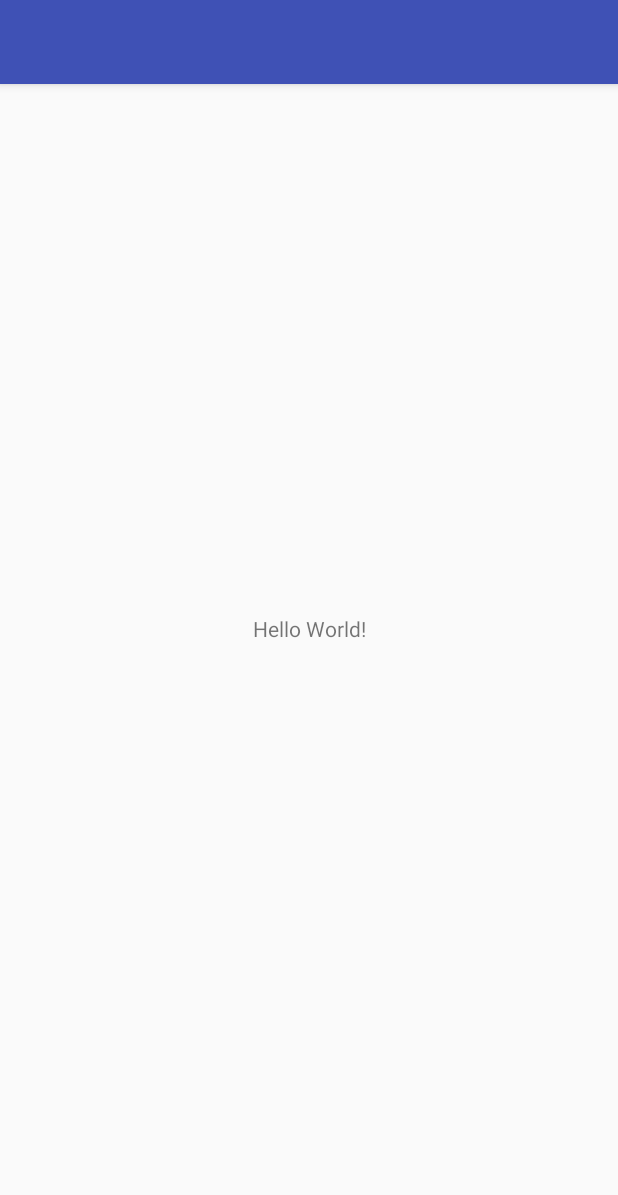
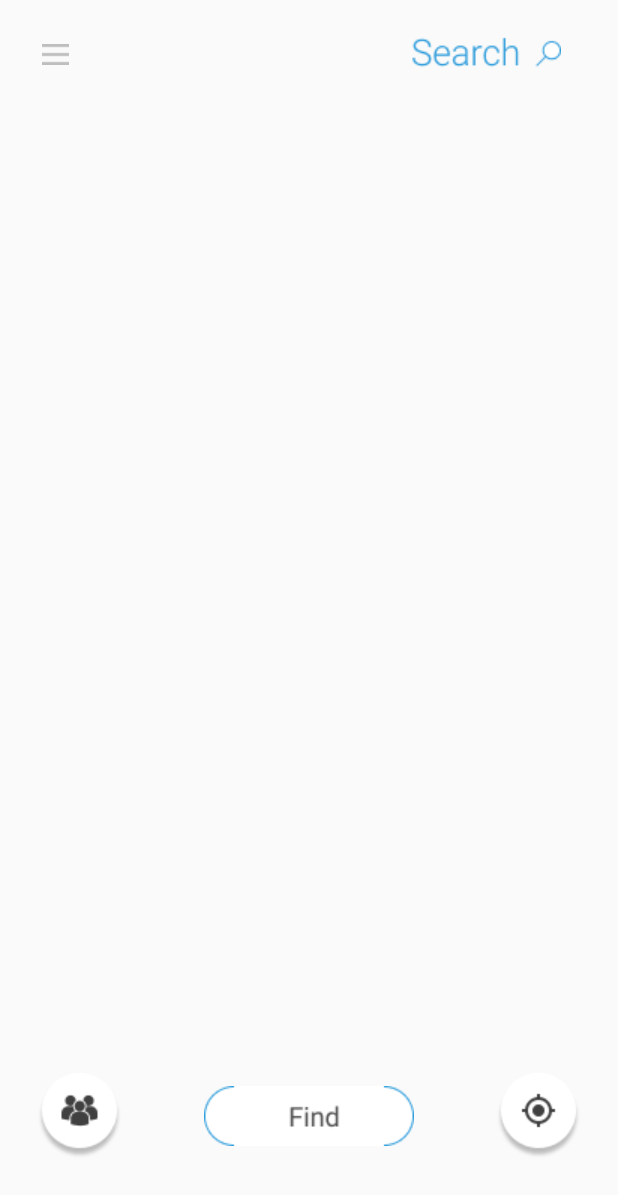
Before and after one commit to vs6063/Atlas, an Android app: the screen it shows after launch (map), on a phone screen of 412 x 824 dp. Shown: the top 1195 px of the screen. Run offline under Robolectric (Android 15) with nearby library versions, the phone set to English and light mode, and no system bars.

Commit message:
added map screen

```diff
--- a/app/src/main/AndroidManifest.xml
+++ b/app/src/main/AndroidManifest.xml
@@ -8,7 +8,7 @@
         android:label="@string/app_name"
         android:roundIcon="@mipmap/ic_launcher_round"
         android:supportsRtl="true"
-        android:theme="@style/AppTheme" >
+        android:theme="@style/Theme.AppCompat.Light.NoActionBar" >
         <activity android:name=".map" >
             <intent-filter>
                 <action android:name="android.intent.action.MAIN" />
--- a/app/src/main/java/com/team4/atlas/map.java
+++ b/app/src/main/java/com/team4/atlas/map.java
@@ -2,6 +2,7 @@ package com.team4.atlas;
 
 import android.support.v7.app.AppCompatActivity;
 import android.os.Bundle;
+import android.support.v7.widget.Toolbar;
 
 public class map extends AppCompatActivity {
 
@@ -9,5 +10,8 @@ public class map extends AppCompatActivity {
     protected void onCreate(Bundle savedInstanceState) {
         super.onCreate(savedInstanceState);
         setContentView(R.layout.activity_map);
+        Toolbar toolbar = (Toolbar) findViewById(R.id.toolbar);
+        setSupportActionBar(toolbar);
+        getSupportActionBar().setDisplayShowTitleEnabled(false);
     }
 }
--- a/app/src/main/res/layout/activity_map.xml
+++ b/app/src/main/res/layout/activity_map.xml
@@ -7,14 +7,75 @@
     android:layout_height="match_parent"
     tools:context="com.team4.atlas.map">
 
-    <TextView
+    <android.support.v7.widget.Toolbar
+        android:id="@+id/toolbar"
+        android:layout_width="match_parent"
+        android:layout_height="?attr/actionBarSize"
+        android:layout_marginEnd="8dp"
+        android:layout_marginStart="8dp"
+        android:layout_marginTop="8dp"
+        android:elevation="4dp"
+        android:theme="@style/ThemeOverlay.AppCompat.ActionBar"
+        app:layout_constraintEnd_toEndOf="parent"
+        app:layout_constraintStart_toStartOf="parent"
+        app:layout_constraintTop_toTopOf="parent"
+        app:popupTheme="@style/ThemeOverlay.AppCompat.Light" />
+
+    <ImageView
+        android:id="@+id/imageView"
         android:layout_width="wrap_content"
         android:layout_height="wrap_content"
-        android:text="Hello World!"
+        android:layout_marginBottom="8dp"
+        android:layout_marginStart="20dp"
+        android:layout_marginTop="8dp"
+        app:layout_constraintBottom_toBottomOf="@+id/toolbar"
+        app:layout_constraintStart_toStartOf="@+id/toolbar"
+        app:layout_constraintTop_toTopOf="@+id/toolbar"
+        app:srcCompat="@drawable/menu" />
+
+    <ImageView
+        android:id="@+id/imageView2"
+        android:layout_width="wrap_content"
+        android:layout_height="29dp"
+        android:layout_marginBottom="8dp"
+        android:layout_marginEnd="30dp"
+        android:layout_marginTop="8dp"
+        app:layout_constraintBottom_toBottomOf="@+id/toolbar"
+        app:layout_constraintEnd_toEndOf="@+id/toolbar"
+        app:layout_constraintTop_toTopOf="@+id/toolbar"
+        app:srcCompat="@drawable/search" />
+
+    <ImageButton
+        android:id="@+id/imageButton"
+        android:layout_width="wrap_content"
+        android:layout_height="wrap_content"
+        android:layout_marginBottom="60dp"
+        android:layout_marginEnd="8dp"
+        android:layout_marginStart="8dp"
+        android:background="#0000"
         app:layout_constraintBottom_toBottomOf="parent"
-        app:layout_constraintLeft_toLeftOf="parent"
-        app:layout_constraintRight_toRightOf="parent"
-        app:layout_constraintTop_toTopOf="parent"
-        app:layout_constraintVertical_bias="0.472" />
+        app:layout_constraintEnd_toEndOf="parent"
+        app:layout_constraintStart_toStartOf="parent"
+        app:srcCompat="@drawable/find_button" />
+
+    <ImageView
+        android:id="@+id/imageView3"
+        android:layout_width="wrap_content"
+        android:layout_height="wrap_content"
+        android:layout_marginStart="24dp"
+        app:layout_constraintBottom_toBottomOf="@+id/imageButton"
+        app:layout_constraintStart_toStartOf="parent"
+        app:layout_constraintTop_toTopOf="@+id/imageButton"
+        app:srcCompat="@drawable/scatter_toggle" />
+
+    <ImageView
+        android:id="@+id/imageView4"
+        android:layout_width="wrap_content"
+        android:layout_height="wrap_content"
+        android:layout_marginEnd="24dp"
+        app:layout_constraintBottom_toBottomOf="@+id/imageButton"
+        app:layout_constraintEnd_toEndOf="parent"
+        app:layout_constraintTop_toTopOf="@+id/imageButton"
+        app:srcCompat="@drawable/location_button" />
 
 </android.support.constraint.ConstraintLayout>
```
